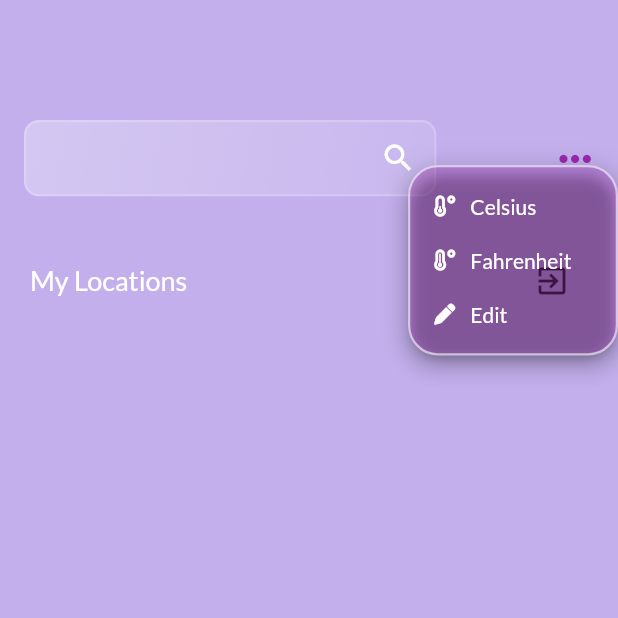
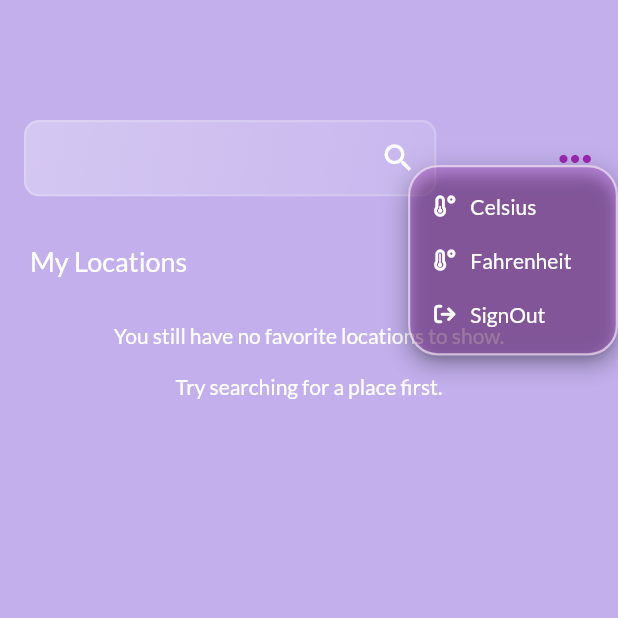
Before and after one commit to wilsleygermano/weather_app, a Flutter app: the FavoritePage screen opened by its route, after a tap on an icon or button, on a phone screen of 412 x 824 dp, the top half of it. Run offline on Flutter 3.47's test engine with Material 2 defaults, Android fonts, the phone set to English and light mode, and no system bars; drawn by our look-alikes of dropdown_button2; our stand-ins replace awesome_dialog, cloud_firestore, dio, firebase_auth, firebase_core, flutter_mobx and 5 more; missing offline and left inert: cloud_firestore_web, firebase_auth_web, firebase_core_web; accounts and stored records are empty; generated files the repository leaves out were written again.

```diff
--- a/lib/features/favorite/favorite_module.dart
+++ b/lib/features/favorite/favorite_module.dart
@@ -2,7 +2,6 @@ import 'package:flutter_modular/flutter_modular.dart';
 import 'package:weather_app/features/favorite/data/data_sources/call_data_source.dart';
 import 'package:weather_app/features/favorite/data/repositories/api_call_repository.dart';
 import 'package:weather_app/features/favorite/domain/use_cases/api_call_use_case.dart';
-import 'package:weather_app/features/favorite/presentation/controllers/favorite_page_stream_controller.dart';
 import 'package:weather_app/features/favorite/presentation/view/favorite_page.dart';
 
 class FavoriteModule extends Module {
@@ -11,7 +10,6 @@ class FavoriteModule extends Module {
         Bind<ApiCallUseCase>((i) => DefaultApiCallUseCase()),
         Bind<ApiCallRepository>((i) => DefaultApiCall()),
         Bind<CallRemoteDataSource>((i) => ApiCallRemoteDataSource()),
-        Bind<FavoritePageStreamController>((i) => FavoritePageStreamController()),
 
       ];
 
--- a/lib/features/favorite/presentation/controllers/favorite_page_controller.dart
+++ b/lib/features/favorite/presentation/controllers/favorite_page_controller.dart
@@ -2,6 +2,7 @@ import 'dart:async';
 
 import 'package:cloud_firestore/cloud_firestore.dart';
 import 'package:firebase_auth/firebase_auth.dart';
+import 'package:flutter/material.dart';
 import 'package:flutter_modular/flutter_modular.dart';
 import 'package:mobx/mobx.dart';
 import 'package:weather_app/core/generics/resource.dart';
@@ -80,64 +81,93 @@ abstract class _FavoritePageControllerBase with Store {
   String unitSymbol = "ºF";
 
   @action
-  Future<void> changeTemperatureUnitToImperial() async{
+  Future<void> changeTemperatureUnitToImperial() async {
     temperatureUnit = "imperial";
   }
 
   @action
-  Future<void> changeTemperatureUnitToMetric() async{
+  Future<void> changeTemperatureUnitToMetric() async {
     temperatureUnit = "metric";
   }
 
   @action
-  Future<void> changeUnitSymbolToMetric() async{
+  Future<void> changeUnitSymbolToMetric() async {
     unitSymbol = "ºC";
   }
 
   @action
-  Future<void> changeUnitSymbolToImperial() async{
+  Future<void> changeUnitSymbolToImperial() async {
     unitSymbol = "ºF";
   }
 
-
-  @observable
-  Stream<List<CityEntity>> streamFavoriteCities() async* {
+  @action
+  Future<ObservableList<CityEntity>> getFavoriteCities() async {
     final cities = await FirebaseFirestore.instance
         .collection("Users")
         .doc(currentUserId)
         .collection("favorite_places")
         .get();
 
-    final streamFavList = List<CityEntity>.from(
-        cities.docs.map((e) => CityEntity.fromFirestore(e.data())));
+    favoriteCities = cities.docs
+        .map((e) => CityEntity.fromFirestore(e.data()))
+        .toList()
+        .asObservable();
+
     ObservableList<CityEntity> provisoryCityList =
         <CityEntity>[].asObservable();
-    for (var city in streamFavList) {
+
+    for (var city in favoriteCities) {
       final newCity = city.cityName!.replaceAll(" ", '%20').toLowerCase();
       final cityWithoutAccents = removeAccents(newCity);
       final resource =
           await _useCase.returnCityValues(cityWithoutAccents, temperatureUnit);
       if (resource.hasError) {
-        //fazer algo a respeito
+        Center(
+          child: Text("${ApiCallError.apiError}"),
+        );
       }
+      if (resource.status == Status.loading) {
+        const Center(
+          child: CircularProgressIndicator(
+            color: Colors.purple,
+            strokeWidth: 8.0,
+          ),
+        );
+      }
+
       final cityData = resource.data;
       provisoryCityList.add(cityData!);
     }
+
     favoriteCities = provisoryCityList;
-    yield favoriteCities;
+
+    return favoriteCities;
   }
 
+  @action
   Future<void> caseCelsius() async {
     await changeTemperatureUnitToMetric();
+    await getFavoriteCities();
     await changeUnitSymbolToMetric();
-    streamFavoriteCities();
     await fetchSearchedCity();
   }
 
+  @action
   Future<void> caseFahrenheit() async {
     await changeTemperatureUnitToImperial();
     await changeUnitSymbolToImperial();
-    streamFavoriteCities();
+    await getFavoriteCities();
     await fetchSearchedCity();
   }
+
+  @action
+  Future<void> deleteFavoriteCard(String cityToDelete) async {
+    await FirebaseFirestore.instance
+            .collection("Users")
+            .doc(currentUserId)
+            .collection("favorite_places")
+            .doc(cityToDelete)
+            .delete();
+  }
+
 }
--- a/lib/features/favorite/presentation/view/favorite_page.dart
+++ b/lib/features/favorite/presentation/view/favorite_page.dart
@@ -2,14 +2,12 @@ import 'package:firebase_auth/firebase_auth.dart';
 import 'package:flutter/material.dart';
 import 'package:flutter_mobx/flutter_mobx.dart';
 import 'package:flutter_modular/flutter_modular.dart';
+import 'package:flutter_slidable/flutter_slidable.dart';
 import 'package:weather_app/core/design/my_colors.dart';
 import 'package:weather_app/core/widgets/generic_text_field.dart';
-import 'package:weather_app/features/favorite/domain/entities/city_entity.dart';
 import 'package:weather_app/features/favorite/presentation/controllers/favorite_page_controller.dart';
 import 'package:weather_app/features/favorite/presentation/view/widgets/custom_favorite_card.dart';
 import 'package:weather_app/features/favorite/presentation/view/widgets/dropdown_menu.dart';
-import 'package:weather_app/features/home/presentation/controller/home_page_controller.dart';
-import 'dart:async';
 
 class FavoritePage extends StatefulWidget {
   const FavoritePage({Key? key}) : super(key: key);
@@ -20,24 +18,20 @@ class FavoritePage extends StatefulWidget {
 
 class _FavoritePageState extends State<FavoritePage> {
   final _controller = Modular.get<FavoritePageController>();
-  // final _favoriteStreamController = Modular.get<FavoritePageStreamController>();
 
   @override
   void initState() {
-    _setupPage();
+    _controller.getFavoriteCities();
     super.initState();
-  }
-
-  _setupPage() async* {
-    yield _controller.streamFavoriteCities();
   }
 
   @override
   Widget build(BuildContext context) {
     return Scaffold(
-        backgroundColor: MyColors.backgroundcolor,
-        body: SingleChildScrollView(
-          child: Column(children: [
+      backgroundColor: MyColors.backgroundcolor,
+      body: SingleChildScrollView(
+        child: Column(
+          children: [
             Row(
               mainAxisAlignment: MainAxisAlignment.spaceBetween,
               children: [
@@ -65,12 +59,9 @@ class _FavoritePageState extends State<FavoritePage> {
                 ),
                 Padding(
                   padding: const EdgeInsets.only(right: 16, top: 48),
-                  child: Observer(
-                    builder: (context) {
-                      return DropdownMenu(
-                        );
-                    }
-                  ),
+                  child: Observer(builder: (context) {
+                    return const DropdownMenu();
+                  }),
                 )
               ],
             ),
@@ -83,91 +74,150 @@ class _FavoritePageState extends State<FavoritePage> {
                     'My Locations',
                     style: Theme.of(context).textTheme.headline4,
                   ),
-                  IconButton(
-                      onPressed: () async {
-                        await FirebaseAuth.instance.signOut();
-                        await Modular.to.pushReplacementNamed("/");
-                      },
-                      icon: const Icon(Icons.exit_to_app))
                 ],
               ),
             ),
             const SizedBox(height: 30),
             Observer(builder: (context) {
-              return StreamBuilder<List<CityEntity>>(
-                stream: _controller.streamFavoriteCities(),
-                builder: ((context, snapshot) {
-                  List<Widget> children;
-                  if (snapshot.hasError) {
-                    return const Center(child: Text("Something went wrong"));
-                  } else {
-                    switch (snapshot.connectionState) {
-                      case ConnectionState.waiting:
-                        children = <Widget>[
-                          const Center(
-                            child: CircularProgressIndicator(
-                              color: Colors.purple,
-                              strokeWidth: 8.0,
-                            ),
+              if (_controller.favoriteCities.isEmpty) {
+                return Center(
+                  child: Text(
+                    "You still have no favorite locations to show.\n"
+                    "\n"
+                    "Try searching for a place first.",
+                    style: Theme.of(context).textTheme.headline6,
+                    textAlign: TextAlign.center,
+                  ),
+                );
+              }
+              return ListView.builder(
+                shrinkWrap: true,
+                physics: const NeverScrollableScrollPhysics(),
+                itemCount: _controller.favoriteCities.length,
+                itemBuilder: (context, index) {
+                  return Padding(
+                    padding: const EdgeInsets.only(bottom: 16.0),
+                    child: Slidable(
+                      key: const ValueKey(0),
+                      startActionPane: ActionPane(
+                        extentRatio: 0.2,
+                        motion: const StretchMotion(),
+
+                        children: [
+                          // A SlidableAction can have an icon and/or a label.
+                          SlidableAction(
+                            onPressed: (context) {
+                              _controller.deleteFavoriteCard(
+                                  _controller.favoriteCities[index].cityName!);
+                              setState(() {
+                                _controller.getFavoriteCities();
+                              });
+                            },
+                            backgroundColor: MyColors.primarywhite,
+                            foregroundColor: MyColors.backgroundcolor,
+                            icon: Icons.delete,
+                            label: 'Delete',
                           ),
-                        ];
-                        break;
+                        ],
+                      ),
+                      child: CustomFavoriteCard(
+                        onTap: () async {
+                          Future.delayed(Duration(seconds: 2));
+                          await Modular.to
+                              .pushReplacementNamed('/home/',
+                                  arguments: _controller.favoriteCities[index])
+                              .whenComplete(
+                                  () => _controller.getFavoriteCities());
+                        },
+                        cityName: _controller.favoriteCities[index].cityName!,
+                        countryName:
+                            _controller.favoriteCities[index].countryName!,
+                        temperature: _controller
+                            .favoriteCities[index].temperature!
+                            .toInt(),
+                        unitSymbol: _controller.unitSymbol,
+                      ),
+                    ),
+                  );
+                },
+              );
+            })
 
-                      case ConnectionState.none:
-                        children = <Widget>[
-                          const Center(child: Text("Don't know what happened"))
-                        ];
+            // Observer(builder: (context) {
+            //   return FutureBuilder<List<CityEntity>>(
+            //     future: _controller.getFavoriteCities(),
+            //     builder: ((context, snapshot) {
+            //       List<Widget> children;
+            //       if (snapshot.hasError) {
+            //         return const Center(child: Text("Something went wrong"));
+            //       } else {
+            //         switch (snapshot.connectionState) {
+            //           case ConnectionState.waiting:
+            //             children = <Widget>[
+            //               const Center(
+            //                 child: CircularProgressIndicator(
+            //                   color: Colors.purple,
+            //                   strokeWidth: 8.0,
+            //                 ),
+            //               ),
+            //             ];
+            //             break;
 
-                        break;
-                      case ConnectionState.done:
-                        children = <Widget>[
-                          ListView.builder(
-                              physics: const NeverScrollableScrollPhysics(),
-                              itemCount: snapshot.data!.length,
-                              shrinkWrap: true,
-                              itemBuilder: (context, index) {
-                                return Padding(
-                                    padding:
-                                        const EdgeInsets.only(bottom: 16.0),
-                                    child: CustomFavoriteCard(
-                                      onTap: () async {
-                                        await Modular.to
-                                            .pushReplacementNamed('/home/',
-                                                arguments:
-                                                    snapshot.data![index])
-                                            .whenComplete(() => _controller
-                                                .streamFavoriteCities());
-                                      },
-                                      cityName: snapshot.data![index].cityName!,
-                                      countryName:
-                                          snapshot.data![index].countryName!,
-                                      temperature: snapshot
-                                          .data![index].temperature!
-                                          .toInt(),
-                                          unitSymbol: _controller.unitSymbol,
-                                    ));
-                              })
-                        ];
+            //           case ConnectionState.none:
+            //             children = <Widget>[
+            //               const Center(child: Text("Don't know what happened"))
+            //             ];
 
-                        break;
-                      case ConnectionState.active:
-                        children = [
-                          const Center(
-                            child: CircularProgressIndicator(
-                              color: Colors.yellow,
-                              strokeWidth: 8.0,
-                            ),
-                          )
-                        ];
-                        break;
-                    }
-                  }
-                  return Column(
-                    children: children,
-                  );
-                }),
-              );
-            }),
+            //             break;
+            //           case ConnectionState.done:
+            //             children = <Widget>[
+            //               ListView.builder(
+            //                   physics: const NeverScrollableScrollPhysics(),
+            //                   itemCount: snapshot.data!.length,
+            //                   shrinkWrap: true,
+            //                   itemBuilder: (context, index) {
+            //                     return Padding(
+            //                         padding:
+            //                             const EdgeInsets.only(bottom: 16.0),
+            //                         child: CustomFavoriteCard(
+            //                           onTap: () async {
+            //                             await Modular.to
+            //                                 .pushReplacementNamed('/home/',
+            //                                     arguments:
+            //                                         snapshot.data![index])
+            //                                 .whenComplete(() => _controller
+            //                                     .getFavoriteCities());
+            //                           },
+            //                           cityName: snapshot.data![index].cityName!,
+            //                           countryName:
+            //                               snapshot.data![index].countryName!,
+            //                           temperature: snapshot
+            //                               .data![index].temperature!
+            //                               .toInt(),
+            //                           unitSymbol: _controller.unitSymbol,
+            //                         ));
+            // //                   })
+            //             ];
+
+            //             break;
+            //           case ConnectionState.active:
+            //             children = [
+            //               const Center(
+            //                 child: CircularProgressIndicator(
+            //                   color: Colors.yellow,
+            //                   strokeWidth: 8.0,
+            //                 ),
+            //               )
+            //             ];
+            //             break;
+            //         }
+            //       }
+            //       return Column(
+            //         children: children,
+            //       );
+            //     }),
+            //   );
+            // }),
           ],
         ),
       ),
--- a/lib/features/favorite/presentation/view/widgets/custom_favorite_card.dart
+++ b/lib/features/favorite/presentation/view/widgets/custom_favorite_card.dart
@@ -6,6 +6,7 @@ class CustomFavoriteCard extends StatelessWidget {
   final String countryName;
   final int temperature;
   final void Function() onTap;
+
   final String unitSymbol;
   const CustomFavoriteCard({
     Key? key,
@@ -82,7 +83,8 @@ class CustomFavoriteCard extends StatelessWidget {
           end: 0.1,
           borderRadius: 26,
         ),
-          onTap: onTap),
+        onTap: onTap,
+      ),
     );
   }
 }
--- a/lib/features/favorite/presentation/view/widgets/dropdown_menu.dart
+++ b/lib/features/favorite/presentation/view/widgets/dropdown_menu.dart
@@ -1,25 +1,29 @@
 import 'package:dropdown_button2/dropdown_button2.dart';
+import 'package:firebase_auth/firebase_auth.dart';
 import 'package:flutter/material.dart';
-import 'package:flutter_mobx/flutter_mobx.dart';
 import 'package:flutter_modular/flutter_modular.dart';
 import 'package:font_awesome_flutter/font_awesome_flutter.dart';
 import 'package:google_fonts/google_fonts.dart';
 import 'package:weather_app/core/design/my_colors.dart';
-import 'package:weather_app/core/generics/resource.dart';
-import 'package:weather_app/features/favorite/data/api_call_error.dart';
 import 'package:weather_app/features/favorite/presentation/controllers/favorite_page_controller.dart';
 
-class DropdownMenu extends StatelessWidget {
+class DropdownMenu extends StatefulWidget {
   const DropdownMenu({
     Key? key,
   }) : super(key: key);
 
   @override
+  State<DropdownMenu> createState() => _DropdownMenuState();
+}
+
+class _DropdownMenuState extends State<DropdownMenu> {
+  final _controller = Modular.get<FavoritePageController>();
+
+  @override
   Widget build(BuildContext context) {
-    final _controller = Modular.get<FavoritePageController>();
-    return DropdownButtonHideUnderline(
-      child: Observer(builder: (context) {
-        return DropdownButton2(
+    return StatefulBuilder(
+      builder: (context, setState) => DropdownButtonHideUnderline(
+        child: DropdownButton2(
           customButton: const Icon(
             FontAwesomeIcons.ellipsis,
             size: 25,
@@ -35,18 +39,17 @@ class DropdownMenu extends StatelessWidget {
               ),
             ),
           ],
-          onChanged: (value) {
-            // MenuItems.onChanged(context, value as MenuItem);
-            // if(MenuItems.celsius){
-
+          onChanged: (value) async {
             // }
-            switch (value) {
-              case MenuItems.celsius:
-                _controller.caseCelsius();
-                break;
-              case MenuItems.fahrenheit:
-              _controller.caseFahrenheit();
-              break;
+            if (value == MenuItems.celsius) {
+              await _controller.caseCelsius();
+            }
+            if (value == MenuItems.fahrenheit) {
+              await _controller.caseFahrenheit();
+            }
+              if (value == MenuItems.signOut) {
+              await FirebaseAuth.instance.signOut();
+              await Modular.to.pushReplacementNamed("/");
             }
           },
           itemHeight: 36,
@@ -61,18 +64,10 @@ class DropdownMenu extends StatelessWidget {
           ),
           dropdownElevation: 8,
           offset: const Offset(0, 8),
-        );
-      }),
+        ),
+      ),
     );
   }
-
-  // Future<void> caseCelsius() async {
-  //   final _controller = Modular.get<FavoritePageController>();
-  //   await _controller.changeTemperatureUnitToMetric();
-  //   await _controller.changeUnitSymbolToMetric();
-  //   await _controller.getFavoriteCities();
-  //   await _controller.fetchSearchedCity();
-  // }
 }
 
 class MenuItem {
@@ -86,13 +81,14 @@ class MenuItem {
 }
 
 class MenuItems {
-  static const List<MenuItem> firstItems = [celsius, fahrenheit, edit];
+  static const List<MenuItem> firstItems = [celsius, fahrenheit, signOut];
 
   static const celsius =
       MenuItem(text: 'Celsius', iconFa: FontAwesomeIcons.temperatureLow);
   static const fahrenheit =
       MenuItem(text: 'Fahrenheit', iconFa: FontAwesomeIcons.temperatureHigh);
-  static const edit = MenuItem(text: 'Edit', iconFa: FontAwesomeIcons.pen);
+  static const signOut = MenuItem(text: 'SignOut', iconFa: FontAwesomeIcons.arrowRightFromBracket);
+
 
   static Widget buildItem(MenuItem item) {
     return Row(
--- a/pubspec.yaml
+++ b/pubspec.yaml
@@ -47,6 +47,7 @@ dependencies:
   toggle_switch: ^2.0.1
   dropdown_button2: ^1.2.5
   font_awesome_flutter: ^10.1.0
+  flutter_slidable: ^1.3.0
 
 
 dev_dependencies:
```
Also changed, not shown: lib/features/favorite/presentation/controllers/favorite_page_stream_controller.dart (deleted, +0 -54 lines), lib/features/home/presentation/view/home_page.dart (+4 -4 lines), lib/features/favorite/presentation/controllers/favorite_page_controller.g.dart. Lines whose indentation alone changed are shown as unchanged.
